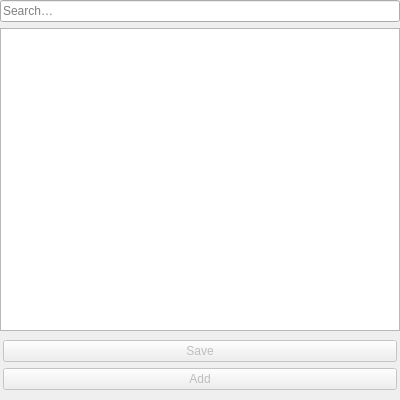
The window that src/modules/windows/addons/AddonsPage.ui (OtterBrowser/otter-browser) describes before a commit, drawn with Qt 5.
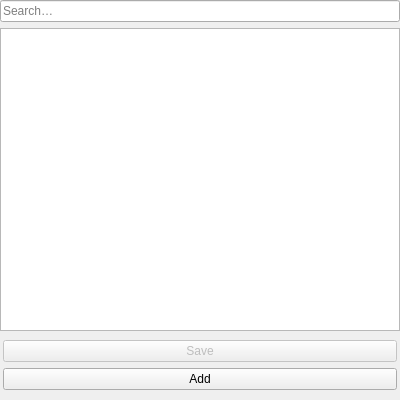
The same window after the commit. Custom widgets are drawn as their Qt base class.

Commit message: Enable Add button

What changed in the file:
```diff
--- a/src/modules/windows/addons/AddonsPage.ui
+++ b/src/modules/windows/addons/AddonsPage.ui
@@ -84,9 +84,6 @@
         </item>
         <item>
          <widget class="QPushButton" name="addButton">
-          <property name="enabled">
-           <bool>false</bool>
-          </property>
           <property name="text">
            <string>Add</string>
           </property>
```
